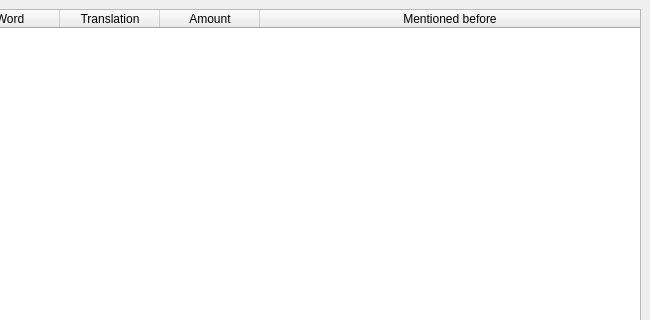
Old version of the form GUI/TableSub.ui in the repository ErFaron/PyLinguaSubtitle; both pictures show x 150 to 800 and y 0 to 320 of the 800 by 600 pixel window.
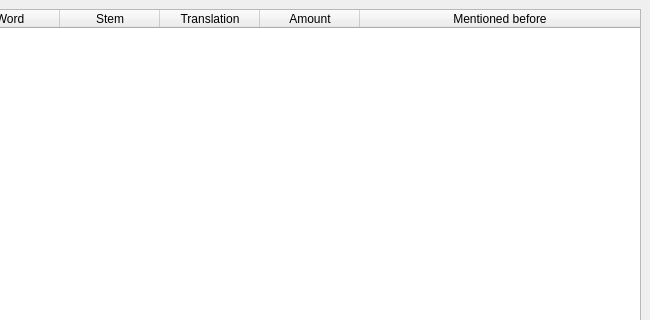
New version of the form.

Commit message: Stem support added

The edit to the form file:
```diff
--- a/GUI/TableSub.ui
+++ b/GUI/TableSub.ui
@@ -24,7 +24,7 @@
        <bool>true</bool>
       </property>
       <property name="columnCount">
-       <number>5</number>
+       <number>6</number>
       </property>
       <attribute name="horizontalHeaderShowSortIndicator" stdset="0">
        <bool>true</bool>
@@ -48,6 +48,11 @@
         <string>Word</string>
        </property>
       </column>
+      <column>
+       <property name="text">
+        <string>Stem</string>
+       </property>
+      </column>
       <column>
        <property name="text">
         <string>Translation</string>
```
The commit also changes 14 other files.
